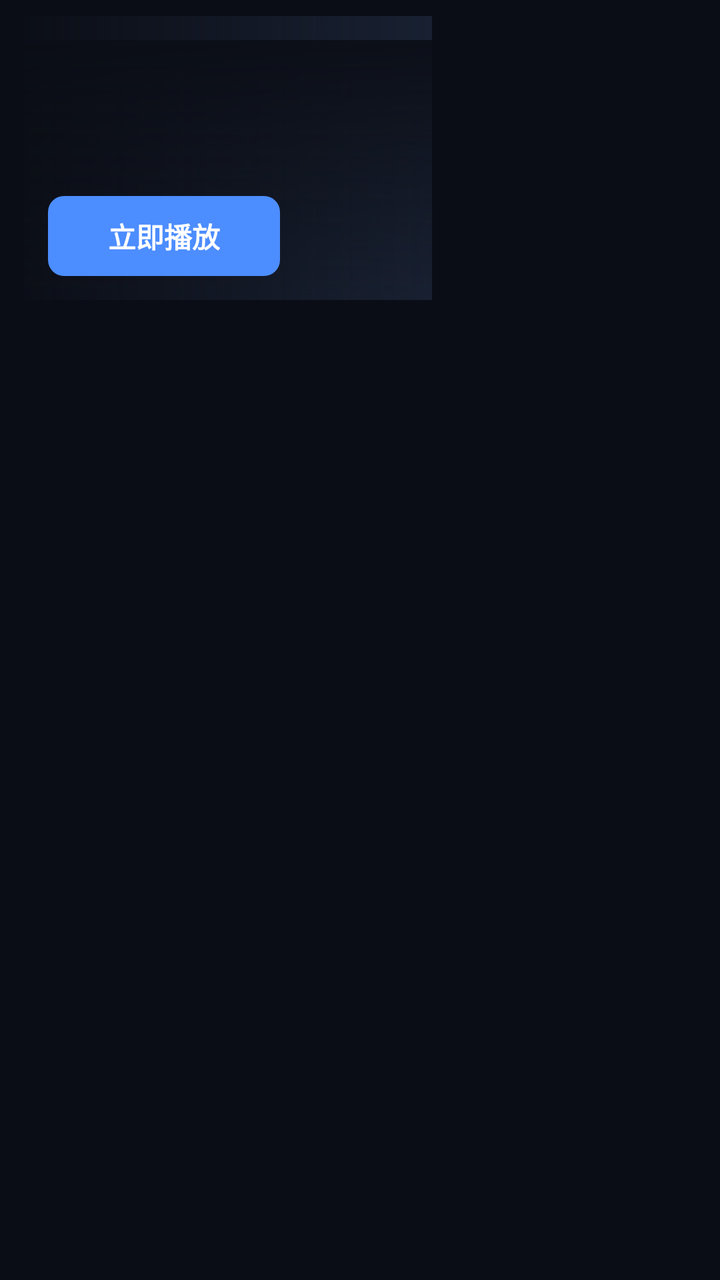
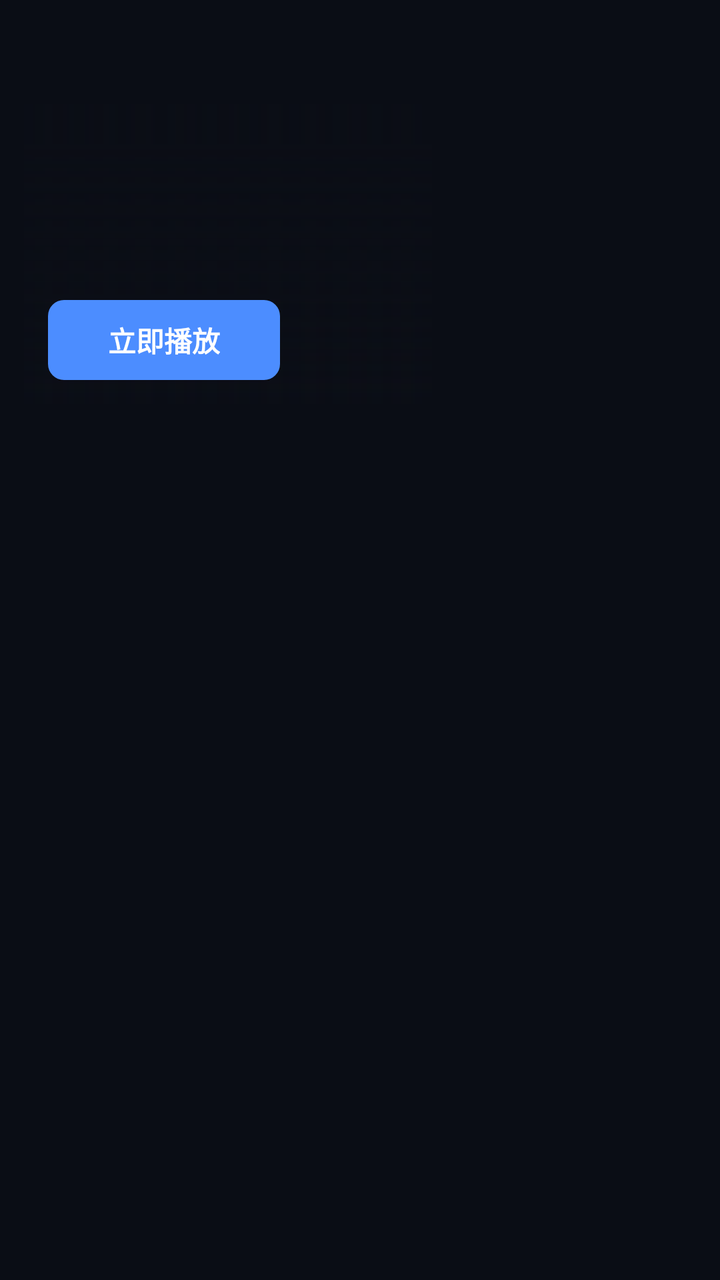

An Android layout rendered at two revisions. The XML below is the earlier revision; the diff shows what the commit changed to produce the second picture.
<!-- AndroidManifest.xml: application theme Theme.AIStreamTV -->
<!-- res/layout/fragment_home.xml -->
<?xml version="1.0" encoding="utf-8"?>
<LinearLayout xmlns:android="http://schemas.android.com/apk/res/android"
    android:layout_width="match_parent"
    android:layout_height="match_parent"
    android:background="@color/bg"
    android:orientation="vertical">

    <LinearLayout
        android:layout_width="match_parent"
        android:layout_height="@dimen/hero_height"
        android:orientation="horizontal"
        android:paddingStart="@dimen/page_pad"
        android:paddingTop="@dimen/page_pad_top"
        android:paddingEnd="@dimen/page_pad">

        
        <FrameLayout
            android:id="@+id/hero"
            android:layout_width="0dp"
            android:layout_height="match_parent"
            android:layout_weight="1"
            android:background="@color/bg_card">

            <ImageView
                android:id="@+id/heroBg"
                android:layout_width="match_parent"
                android:layout_height="match_parent"
                android:contentDescription="@string/app_name"
                android:scaleType="centerCrop" />

            <View
                android:layout_width="match_parent"
                android:layout_height="match_parent"
                android:background="@drawable/bg_scrim_left" />

            <View
                android:layout_width="match_parent"
                android:layout_height="130dp"
                android:layout_gravity="bottom"
                android:background="@drawable/bg_scrim_bottom" />

            
            <androidx.media3.ui.PlayerView
                android:id="@+id/heroPv"
                android:layout_width="match_parent"
                android:layout_height="match_parent"
                android:visibility="gone" />

            <LinearLayout
                android:id="@+id/liveInfo"
                android:layout_width="wrap_content"
                android:layout_height="wrap_content"
                android:layout_gravity="bottom|start"
                android:orientation="vertical"
                android:paddingStart="@dimen/page_pad"
                android:paddingBottom="20dp"
                android:visibility="gone">

                <TextView
                    android:id="@+id/tvLiveName"
                    android:layout_width="wrap_content"
                    android:layout_height="wrap_content"
                    android:shadowColor="#CC000000"
                    android:shadowRadius="6"
                    android:textColor="@android:color/white"
                    android:textSize="22sp"
                    android:textStyle="bold" />

                <TextView
                    android:id="@+id/tvLiveEpg"
                    android:layout_width="wrap_content"
                    android:layout_height="wrap_content"
                    android:layout_marginTop="4dp"
                    android:ellipsize="end"
                    android:maxLines="1"
                    android:textColor="#FFD5D9E4"
                    android:textSize="14sp" />

                <TextView
                    android:id="@+id/tvLiveHint"
                    android:layout_width="wrap_content"
                    android:layout_height="wrap_content"
                    android:layout_marginTop="8dp"
                    android:text="按确认键全屏观看 · 移开焦点关闭预览"
                    android:textColor="@color/fg_dim"
                    android:textSize="13sp" />

            </LinearLayout>

            <LinearLayout
                android:id="@+id/heroText"
                android:layout_width="wrap_content"
                android:layout_height="wrap_content"
                android:layout_gravity="bottom|start"
                android:orientation="vertical"
                android:paddingStart="@dimen/page_pad"
                android:paddingEnd="@dimen/page_pad"
                android:paddingBottom="@dimen/page_pad">

                <TextView
                    android:id="@+id/heroTitle"
                    android:layout_width="wrap_content"
                    android:layout_height="wrap_content"
                    android:ellipsize="end"
                    android:maxLines="1"
                    android:shadowColor="#CC000000"
                    android:shadowRadius="6"
                    android:textColor="@android:color/white"
                    android:textSize="@dimen/hero_title"
                    android:textStyle="bold" />

                <TextView
                    android:id="@+id/heroMeta"
                    android:layout_width="wrap_content"
                    android:layout_height="wrap_content"
                    android:layout_marginTop="6dp"
                    android:ellipsize="end"
                    android:maxLines="1"
                    android:textColor="@color/fg_dim"
                    android:textSize="@dimen/hero_meta" />

                <TextView
                    android:id="@+id/btnPlay"
                    style="@style/AIStream.FocusItem"
                    android:layout_width="wrap_content"
                    android:layout_height="@dimen/hero_btn_h"
                    android:layout_marginTop="16dp"
                    android:background="@drawable/bg_btn"
                    android:gravity="center"
                    android:paddingStart="30dp"
                    android:paddingEnd="30dp"
                    android:text="@string/play_now"
                    android:textColor="@android:color/white"
                    android:textSize="@dimen/hero_btn_text"
                    android:textStyle="bold" />

            </LinearLayout>

            <LinearLayout
                android:id="@+id/heroDots"
                android:layout_width="match_parent"
                android:layout_height="wrap_content"
                android:layout_gravity="bottom|end"
                android:layout_marginBottom="32dp"
                android:gravity="center_vertical|end"
                android:orientation="horizontal"
                android:paddingEnd="@dimen/page_pad" />

        </FrameLayout>

        
        <androidx.recyclerview.widget.RecyclerView
            android:id="@+id/rvSide"
            android:layout_width="@dimen/side_rv"
            android:layout_height="match_parent"
            android:layout_marginStart="14dp"
            android:clipToPadding="false"
            android:overScrollMode="never" />

    </LinearLayout>

    <androidx.recyclerview.widget.RecyclerView
        android:id="@+id/recycler"
        android:layout_width="match_parent"
        android:layout_height="0dp"
        android:layout_weight="1"
        android:clipToPadding="false"
        android:overScrollMode="never"
        android:paddingTop="10dp"
        android:paddingBottom="@dimen/page_pad" />

</LinearLayout>
<!-- resources referenced by this layout -->
<resources>
  <color name="bg">#FF0A0D15</color>
  <color name="bg_card">#FF182031</color>
  <color name="fg_dim">#FF94A1B8</color>
  <dimen name="hero_btn_h">40dp</dimen>
  <dimen name="hero_btn_text">14sp</dimen>
  <dimen name="hero_height">150dp</dimen>
  <dimen name="hero_meta">13sp</dimen>
  <dimen name="hero_title">22sp</dimen>
  <dimen name="page_pad">12dp</dimen>
  <dimen name="page_pad_top">8dp</dimen>
  <dimen name="side_rv">118dp</dimen>
  <!-- drawable bg_btn (drawable) -->
  <?xml version="1.0" encoding="utf-8"?>
  <shape xmlns:android="http://schemas.android.com/apk/res/android" android:shape="rectangle">
      <solid android:color="@color/accent" />
      <corners android:radius="8dp" />
  </shape>
  <!-- drawable bg_scrim_bottom (drawable) -->
  <?xml version="1.0" encoding="utf-8"?>
  <shape xmlns:android="http://schemas.android.com/apk/res/android" android:shape="rectangle">
      <gradient
          android:angle="270"
          android:endColor="#00000000"
          android:startColor="#E60A0D15" />
  </shape>
  <!-- drawable bg_scrim_left (drawable) -->
  <?xml version="1.0" encoding="utf-8"?>
  <shape xmlns:android="http://schemas.android.com/apk/res/android" android:shape="rectangle">
      <gradient
          android:angle="0"
          android:endColor="#00000000"
          android:startColor="#F20A0D15" />
  </shape>
  <string name="app_name">AIStream TV</string>
  <string name="play_now">立即播放</string>
  <style name="AIStream.FocusItem" parent="">
          <item name="android:focusable">true</item>
          <item name="android:focusableInTouchMode">true</item>
          <item name="android:clickable">true</item>
      </style>
  <style name="Theme.AIStreamTV" parent="Theme.AppCompat.NoActionBar">
          <item name="android:windowBackground">@color/bg</item>
          <item name="android:colorBackground">@color/bg</item>
          <item name="android:textColorPrimary">@color/fg</item>
          <item name="android:textColorSecondary">@color/fg_dim</item>
          <item name="android:windowNoTitle">true</item>
          <item name="colorAccent">@color/accent</item>
          <item name="android:colorControlActivated">@color/accent</item>
      </style>
  <color name="accent">#FF4C8DFF</color>
  <color name="fg">#FFEDF1F8</color>
</resources>

<!-- the commit's change to res/layout/fragment_home.xml (unified diff, before → after) -->
@@ -5,12 +5,21 @@
     android:background="@color/bg"
     android:orientation="vertical">
 
+    
+    <androidx.recyclerview.widget.RecyclerView
+        android:id="@+id/rvTabs"
+        android:layout_width="match_parent"
+        android:layout_height="52dp"
+        android:clipToPadding="false"
+        android:overScrollMode="never"
+        android:paddingStart="@dimen/page_pad"
+        android:paddingEnd="@dimen/page_pad" />
+
     <LinearLayout
         android:layout_width="match_parent"
         android:layout_height="@dimen/hero_height"
         android:orientation="horizontal"
         android:paddingStart="@dimen/page_pad"
-        android:paddingTop="@dimen/page_pad_top"
         android:paddingEnd="@dimen/page_pad">
 
         
@@ -18,8 +27,7 @@
             android:id="@+id/hero"
             android:layout_width="0dp"
             android:layout_height="match_parent"
-            android:layout_weight="1"
-            android:background="@color/bg_card">
+            android:layout_weight="1">
 
             <ImageView
                 android:id="@+id/heroBg"
@@ -167,6 +175,6 @@
         android:clipToPadding="false"
         android:overScrollMode="never"
         android:paddingTop="10dp"
-        android:paddingBottom="@dimen/page_pad" />
+        android:paddingBottom="24dp" />
 
 </LinearLayout>
<!-- resource entries referenced after the edit -->
@@ -1,7 +1,6 @@
 <!-- resources referenced by this layout -->
 <resources>
   <color name="bg">#FF0A0D15</color>
-  <color name="bg_card">#FF182031</color>
   <color name="fg_dim">#FF94A1B8</color>
   <dimen name="hero_btn_h">40dp</dimen>
   <dimen name="hero_btn_text">14sp</dimen>
@@ -9,7 +8,6 @@
   <dimen name="hero_meta">13sp</dimen>
   <dimen name="hero_title">22sp</dimen>
   <dimen name="page_pad">12dp</dimen>
-  <dimen name="page_pad_top">8dp</dimen>
   <dimen name="side_rv">118dp</dimen>
   <!-- drawable bg_btn (drawable) -->
   <?xml version="1.0" encoding="utf-8"?>
